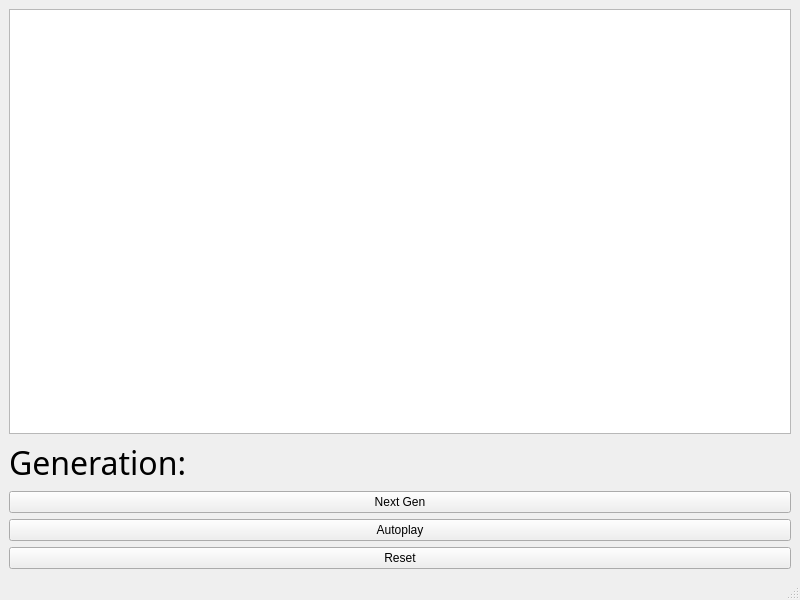
First picture: the form in gscene/mainwindow.ui, repository sandeshpokhrel54/Game-of-life, before the edit.
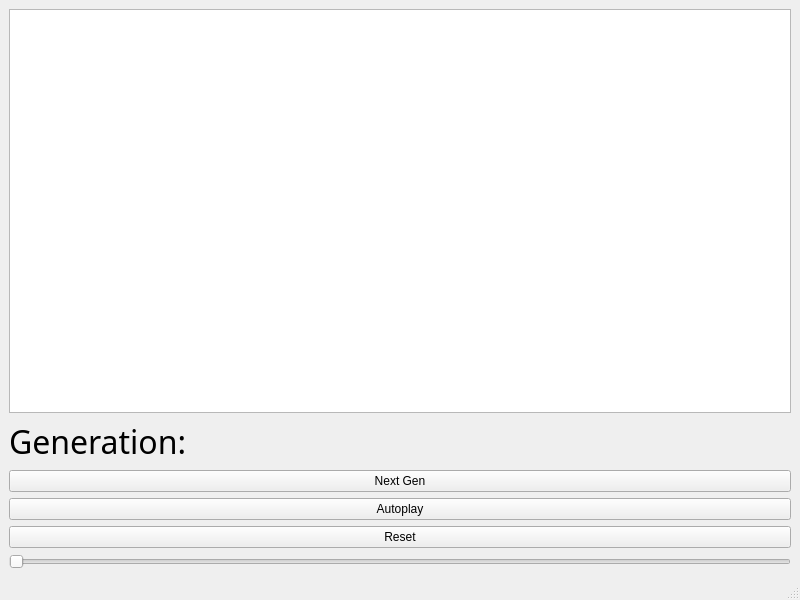
Second picture: the form after the edit.

Commit message: Added a slider to change resolution of the gird

What changed in the file:
```diff
--- a/gscene/mainwindow.ui
+++ b/gscene/mainwindow.ui
@@ -16,7 +16,14 @@
   <widget class="QWidget" name="centralwidget">
    <layout class="QVBoxLayout" name="verticalLayout">
     <item>
-     <widget class="QGraphicsView" name="graphicsView"/>
+     <widget class="QGraphicsView" name="graphicsView">
+      <property name="sizePolicy">
+       <sizepolicy hsizetype="MinimumExpanding" vsizetype="MinimumExpanding">
+        <horstretch>0</horstretch>
+        <verstretch>0</verstretch>
+       </sizepolicy>
+      </property>
+     </widget>
     </item>
     <item>
      <widget class="QLabel" name="genCount">
@@ -52,6 +59,19 @@
       </property>
      </widget>
     </item>
+    <item>
+     <widget class="QSlider" name="gridVal">
+      <property name="minimum">
+       <number>15</number>
+      </property>
+      <property name="maximum">
+       <number>30</number>
+      </property>
+      <property name="orientation">
+       <enum>Qt::Horizontal</enum>
+      </property>
+     </widget>
+    </item>
    </layout>
   </widget>
   <widget class="QMenuBar" name="menubar">
```
The commit also changes 3 other files.
